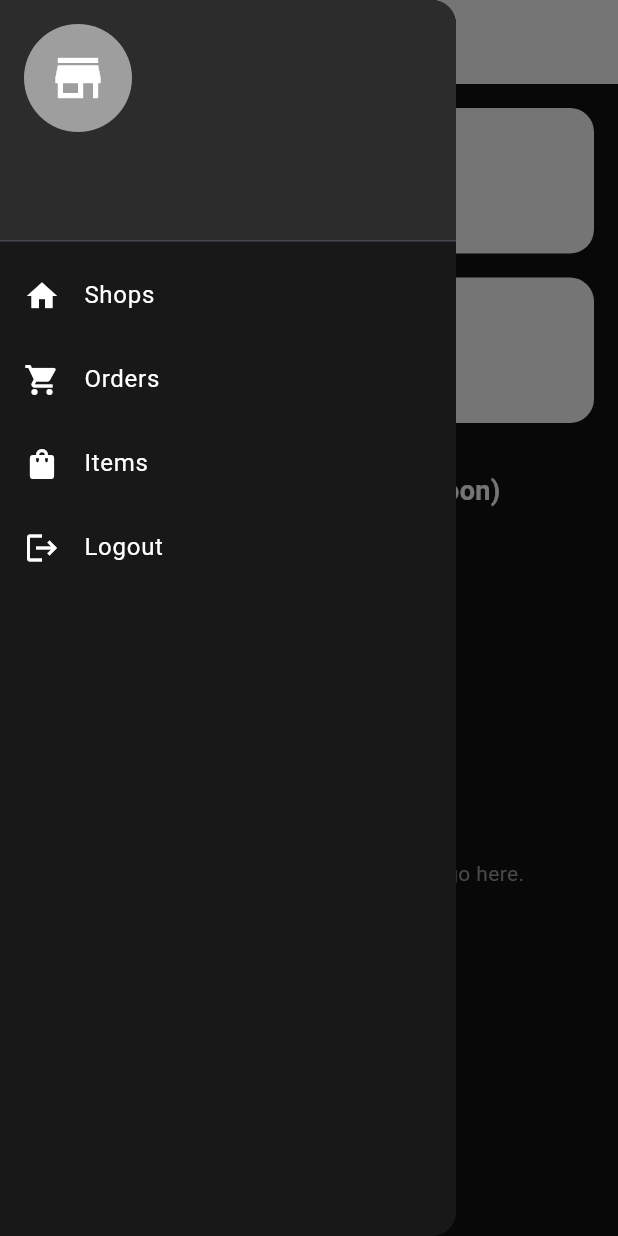
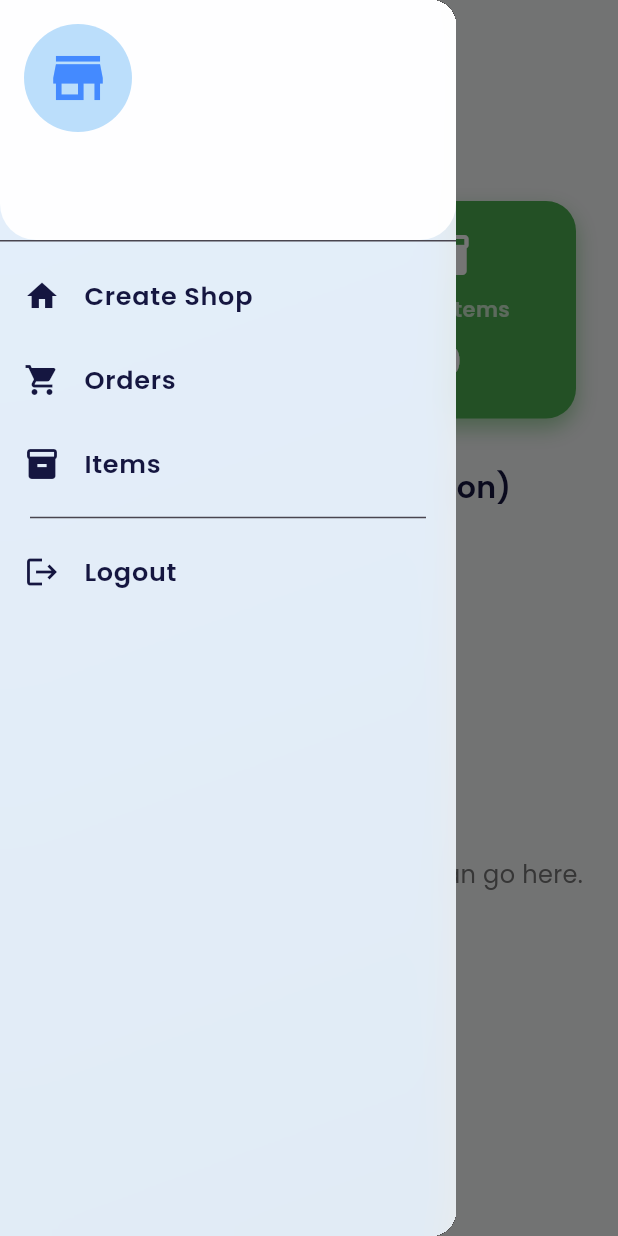
Before and after one commit to Sanka43/KitchenSync, a Flutter app: the SupplierDashboard screen opened directly with empty values, with the side drawer open, on a phone screen of 412 x 824 dp. Run offline on Flutter 3.47's test engine with Material 3 defaults, Android fonts, the phone set to English and light mode, and no system bars; our stand-ins replace cloud_firestore, firebase_auth, firebase_core, firebase_database, flutter_local_notifications, google_fonts and 1 more; accounts and stored records are empty.

Commit message:
supplier oder list

```diff
--- a/lib/views/supplier/dashboard.dart
+++ b/lib/views/supplier/dashboard.dart
@@ -1,6 +1,9 @@
+import 'dart:ui';
 import 'package:cloud_firestore/cloud_firestore.dart';
 import 'package:firebase_auth/firebase_auth.dart';
 import 'package:flutter/material.dart';
+import 'package:google_fonts/google_fonts.dart';
+
 import '../auth/login_page.dart';
 import 'create_shop_page.dart';
 import 'product_list.dart';
@@ -50,48 +53,128 @@ class _SupplierDashboardState extends State<SupplierDashboard> {
     }
   }
 
+  void _logout() async {
+    await FirebaseAuth.instance.signOut();
+    if (!mounted) return;
+    Navigator.pushReplacement(
+      context,
+      MaterialPageRoute(builder: (_) => const LoginPage()),
+    );
+  }
+
   @override
   Widget build(BuildContext context) {
     return Scaffold(
+      backgroundColor: const Color(0xFFF9FAFB),
       drawer: _buildDrawer(context),
       appBar: AppBar(
-        backgroundColor: Colors.white,
+        iconTheme: const IconThemeData(color: Color(0xFF151640)),
+        backgroundColor: Colors.transparent,
         elevation: 0,
+        centerTitle: true,
         title: Text(
           widget.shopName,
-          style: const TextStyle(color: Colors.black),
+          style: GoogleFonts.poppins(
+            color: const Color(0xFF151640),
+            fontSize: 22,
+            fontWeight: FontWeight.w600,
           ),
-        iconTheme: const IconThemeData(color: Colors.black),
+        ),
       ),
       body: Padding(
-        padding: const EdgeInsets.all(16.0),
+        padding: const EdgeInsets.symmetric(horizontal: 20, vertical: 14),
         child: Column(
+          crossAxisAlignment: CrossAxisAlignment.start,
           children: [
-            _buildSummaryCard(
-              'Total Shops',
-              totalShops,
-              Icons.store,
-              Colors.blue,
+            Text(
+              'Welcome, ${widget.shopName}!',
+              style: GoogleFonts.poppins(
+                color: const Color(0xFF151640),
+                fontSize: 28,
+                fontWeight: FontWeight.bold,
+              ),
+            ),
+            const SizedBox(height: 24),
+            _buildSummaryCards(),
+            const SizedBox(height: 32),
+            Text(
+              'Recent Activity (Coming Soon)',
+              style: GoogleFonts.poppins(
+                fontSize: 20,
+                fontWeight: FontWeight.w600,
+                color: const Color(0xFF151640),
+              ),
             ),
             const SizedBox(height: 16),
-            _buildSummaryCard(
-              'Total Items',
-              totalItems,
-              Icons.inventory,
-              Colors.green,
-            ),
-            const SizedBox(height: 32),
-            const Text(
-              'Recent Activity (Coming Soon)',
-              style: TextStyle(fontSize: 18, fontWeight: FontWeight.bold),
-            ),
-            const SizedBox(height: 16),
-            const Expanded(
+            Expanded(
               child: Center(
                 child: Text(
                   'Charts, logs, or task summaries can go here.',
-                  style: TextStyle(color: Colors.grey),
+                  style: GoogleFonts.poppins(
+                    color: Colors.grey[600],
+                    fontSize: 16,
                   ),
+                ),
+              ),
+            ),
+          ],
+        ),
+      ),
+    );
+  }
+
+  Widget _buildSummaryCards() {
+    return Row(
+      mainAxisAlignment: MainAxisAlignment.spaceBetween,
+      children: [
+        _buildStatCard(Icons.store, 'Total Shops', totalShops, Colors.blue),
+        _buildStatCard(
+          Icons.inventory,
+          'Total Items',
+          totalItems,
+          Colors.green,
+        ),
+      ],
+    );
+  }
+
+  Widget _buildStatCard(IconData icon, String label, int count, Color color) {
+    return Expanded(
+      child: Container(
+        margin: const EdgeInsets.symmetric(horizontal: 8),
+        padding: const EdgeInsets.symmetric(vertical: 20, horizontal: 12),
+        decoration: BoxDecoration(
+          color: color,
+          borderRadius: BorderRadius.circular(20),
+          boxShadow: [
+            BoxShadow(
+              color: color.withOpacity(0.5),
+              blurRadius: 12,
+              offset: const Offset(0, 6),
+            ),
+          ],
+        ),
+        child: Column(
+          mainAxisAlignment: MainAxisAlignment.center,
+          children: [
+            Icon(icon, size: 32, color: Colors.white),
+            const SizedBox(height: 10),
+            Text(
+              label,
+              textAlign: TextAlign.center,
+              style: GoogleFonts.poppins(
+                fontSize: 14,
+                color: Colors.white70,
+                fontWeight: FontWeight.w600,
+              ),
+            ),
+            const SizedBox(height: 6),
+            Text(
+              '$count',
+              style: GoogleFonts.poppins(
+                fontSize: 26,
+                color: Colors.white,
+                fontWeight: FontWeight.bold,
               ),
             ),
           ],
@@ -102,40 +185,72 @@ class _SupplierDashboardState extends State<SupplierDashboard> {
 
   Widget _buildDrawer(BuildContext context) {
     return Drawer(
-      backgroundColor: const Color.fromARGB(255, 24, 24, 24),
-      child: ListView(
+      child: Stack(
+        children: [
+          Container(
+            decoration: const BoxDecoration(
+              gradient: LinearGradient(
+                colors: [Color(0xFF4A90E2), Color(0xFF357ABD)],
+                begin: Alignment.topLeft,
+                end: Alignment.bottomRight,
+              ),
+            ),
+          ),
+          BackdropFilter(
+            filter: ImageFilter.blur(sigmaX: 12, sigmaY: 12),
+            child: Container(color: Colors.white.withOpacity(0.85)),
+          ),
+          ListView(
             padding: EdgeInsets.zero,
             children: [
               UserAccountsDrawerHeader(
-            decoration: const BoxDecoration(color: Color(0xFF2C2C2C)),
+                decoration: BoxDecoration(
+                  color: Colors.white.withOpacity(0.95),
+                  borderRadius: const BorderRadius.only(
+                    bottomLeft: Radius.circular(24),
+                    bottomRight: Radius.circular(24),
+                  ),
+                ),
                 accountName: Text(
                   widget.shopName,
-              style: const TextStyle(color: Colors.white),
+                  style: GoogleFonts.poppins(
+                    color: const Color(0xFF151640),
+                    fontWeight: FontWeight.bold,
+                    fontSize: 20,
+                  ),
                 ),
                 accountEmail: Text(
                   widget.shopContact,
-              style: const TextStyle(color: Colors.white70),
-            ),
-            currentAccountPicture: const CircleAvatar(
-              backgroundColor: Colors.grey,
-              child: Icon(Icons.store, size: 40, color: Colors.white),
+                  style: GoogleFonts.poppins(
+                    color: const Color(0xFF151640).withOpacity(0.8),
+                    fontSize: 16,
                   ),
                 ),
-          _buildDrawerItem(Icons.home, 'Shops', () {
+                currentAccountPicture: CircleAvatar(
+                  backgroundColor: Colors.blue.shade100,
+                  child: const Icon(
+                    Icons.store,
+                    color: Colors.blueAccent,
+                    size: 44,
+                  ),
+                ),
+              ),
+              _drawerItem(Icons.home, 'Create Shop', () {
                 Navigator.push(
                   context,
                   MaterialPageRoute(builder: (_) => const CreateShopPage()),
                 );
               }),
-          _buildDrawerItem(Icons.shopping_cart, 'Orders', () {
+              _drawerItem(Icons.shopping_cart, 'Orders', () {
                 Navigator.push(
                   context,
                   MaterialPageRoute(
-                builder: (_) => SupplierOrderListPage(shopId: widget.shopId),
+                    builder: (_) =>
+                        SupplierOrderListPage(shopId: widget.shopId),
                   ),
                 );
               }),
-          _buildDrawerItem(Icons.shopping_bag, 'Items', () {
+              _drawerItem(Icons.inventory, 'Items', () {
                 Navigator.push(
                   context,
                   MaterialPageRoute(
@@ -143,63 +258,28 @@ class _SupplierDashboardState extends State<SupplierDashboard> {
                   ),
                 );
               }),
-          _buildDrawerItem(Icons.logout, 'Logout', () async {
-            await FirebaseAuth.instance.signOut();
-            Navigator.pushReplacement(
-              context,
-              MaterialPageRoute(builder: (_) => const LoginPage()),
-            );
-          }),
-        ],
-      ),
-    );
-  }
-
-  Widget _buildDrawerItem(IconData icon, String title, VoidCallback onTap) {
-    return ListTile(
-      leading: Icon(icon, color: Colors.white),
-      title: Text(title, style: const TextStyle(color: Colors.white)),
-      onTap: onTap,
-    );
-  }
-
-  Widget _buildSummaryCard(
-    String title,
-    int count,
-    IconData icon,
-    Color color,
-  ) {
-    return Container(
-      decoration: BoxDecoration(
-        color: Colors.white,
-        borderRadius: BorderRadius.circular(16),
-        boxShadow: const [BoxShadow(color: Colors.black12, blurRadius: 8)],
-      ),
-      padding: const EdgeInsets.all(20),
-      width: double.infinity,
-      child: Row(
-        children: [
-          CircleAvatar(
-            backgroundColor: color,
-            radius: 28,
-            child: Icon(icon, size: 30, color: Colors.white),
-          ),
-          const SizedBox(width: 20),
-          Column(
-            crossAxisAlignment: CrossAxisAlignment.start,
-            children: [
-              Text(title, style: const TextStyle(fontSize: 18)),
-              Text(
-                count.toString(),
-                style: const TextStyle(
-                  fontSize: 22,
-                  fontWeight: FontWeight.bold,
-                ),
-              ),
+              const Divider(thickness: 1, indent: 20, endIndent: 20),
+              _drawerItem(Icons.logout, 'Logout', _logout),
             ],
           ),
         ],
       ),
     );
   }
+
+  Widget _drawerItem(IconData icon, String title, VoidCallback onTap) {
+    return ListTile(
+      leading: Icon(icon, color: const Color(0xFF151640)),
+      title: Text(
+        title,
+        style: GoogleFonts.poppins(
+          color: const Color(0xFF151640),
+          fontSize: 17,
+          fontWeight: FontWeight.w600,
+        ),
+      ),
+      hoverColor: Colors.blue.shade50,
+      onTap: onTap,
+    );
   }
+}
```
Also changed, not shown: lib/views/supplier/supplier_order_list_page.dart (+95 -61 lines). Lines whose indentation alone changed are shown as unchanged.
